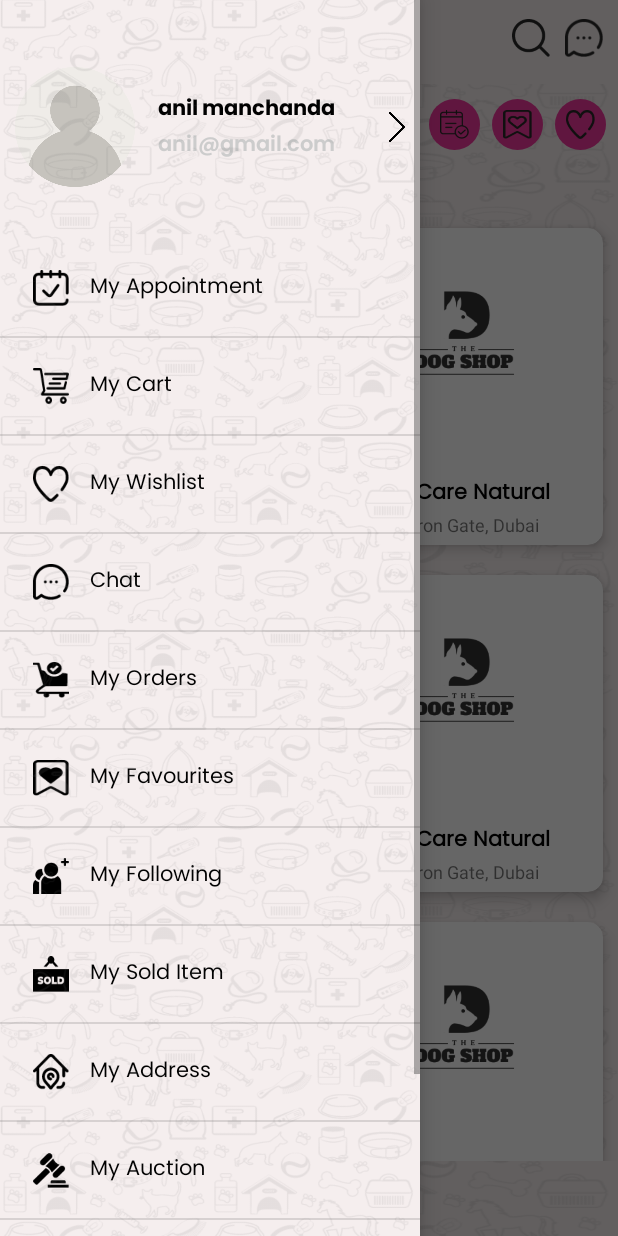
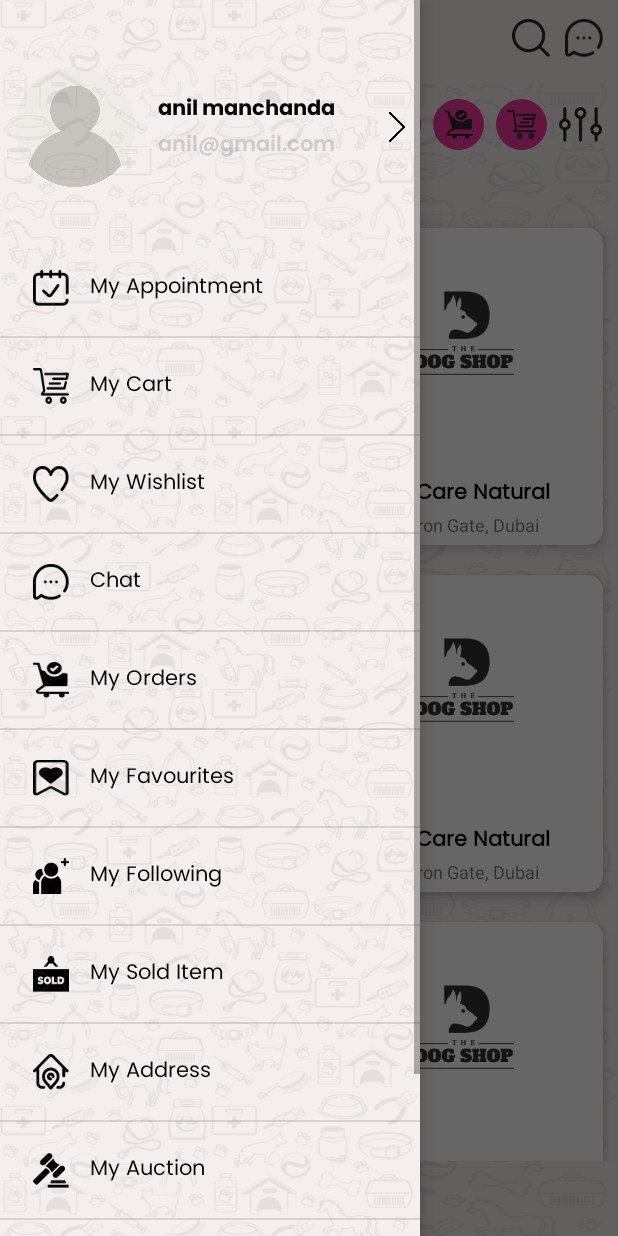
Before and after one commit to aman-adsandurl/petroll_user, an Android app: the ShopActivity screen opened directly, with no data from a screen before it, with the side drawer open, on a phone screen of 412 x 824 dp. Run offline under Robolectric (Android 15) with nearby library versions, the phone set to English and light mode, and no system bars; our stand-ins replace sdp/ssp sizes; libraries missing offline, so code that uses them is left out: com.etebarian.meowbottomnavigation; plain views replace MeowBottomNavigation; 7 statements that could not run were skipped.

Commit message:
changed icons, added filter icon

```diff
--- a/app/src/main/java/com/petroll/ui/dashboard/market/marketpackage/ShopActivity.kt
+++ b/app/src/main/java/com/petroll/ui/dashboard/market/marketpackage/ShopActivity.kt
@@ -1,6 +1,8 @@
 package com.petroll.ui.dashboard.market.marketpackage
 
 import android.os.Bundle
+import android.view.View
+import android.widget.Toast
 import androidx.appcompat.content.res.AppCompatResources
 import androidx.recyclerview.widget.GridLayoutManager
 import com.petroll.R
@@ -32,10 +34,29 @@ class ShopActivity : BaseActivity() {
     }
 
     private fun setUpRecyclerView() {
-        binding.iconLayout.iclCheck.setImageResource(R.drawable.ic_calendar, AppCompatResources.getColorStateList(this,R.color.skip_circle_color))
-        binding.iconLayout.iclFav.setImageResource(R.drawable.ic_fav_top, AppCompatResources.getColorStateList(this,R.color.skip_circle_color))
-        binding.iconLayout.iclWish.setImageResource(R.drawable.ic_wishlist, AppCompatResources.getColorStateList(this,R.color.skip_circle_color))
+        binding.iconLayout.iclCheck.setImageResource(
+            R.drawable.ic_fav,
+            AppCompatResources.getColorStateList(this, R.color.skip_circle_color)
+        )
+        //bookmark
 
+        binding.iconLayout.iclFav.setImageResource(
+            R.drawable.ic_order,
+            AppCompatResources.getColorStateList(this, R.color.skip_circle_color)
+        )
+        //my orders
+
+        binding.iconLayout.iclWish.setImageResource(
+            R.drawable.ic_cart,
+            AppCompatResources.getColorStateList(this, R.color.skip_circle_color)
+        )
+        //my cart
+
+        binding.iconLayout.icFilter.visibility = View.VISIBLE
+        binding.iconLayout.icFilter.setOnClickListener {
+            Toast.makeText(this, "Filter Clicked", Toast.LENGTH_SHORT).show()
+            //TODO: onFilterClick
+        }
 
         binding.rvShop.layoutManager = GridLayoutManager(this, 2)
         val adapter = ShopAdapter(this@ShopActivity)
--- a/app/src/main/res/layout/layout_icon.xml
+++ b/app/src/main/res/layout/layout_icon.xml
@@ -1,6 +1,7 @@
 <?xml version="1.0" encoding="utf-8"?>
 <RelativeLayout xmlns:android="http://schemas.android.com/apk/res/android"
     android:layout_width="match_parent"
+    xmlns:tool="http://schemas.android.com/tools"
     android:gravity="end"
     android:layout_height="wrap_content">
 
@@ -15,13 +16,31 @@
         android:layout_toEndOf="@+id/icl_check"
         android:layout_marginEnd="@dimen/dimen8"
         android:layout_width="wrap_content"
-        android:layout_height="wrap_content"/>
+        android:layout_height="wrap_content" />
 
     <com.petroll.utils.IconCircleLayout
         android:id="@+id/icl_wish"
         android:layout_toEndOf="@+id/icl_fav"
         android:layout_width="wrap_content"
         android:layout_marginEnd="@dimen/dimen8"
-        android:layout_height="wrap_content"/>
+        android:layout_height="wrap_content" />
+
+    <!--    <com.petroll.utils.IconCircleLayout-->
+    <!--        android:id="@+id/ic_filter"-->
+    <!--        android:layout_width="@dimen/_26sdp"-->
+    <!--        android:layout_height="@dimen/_26sdp"-->
+    <!--        android:layout_marginEnd="@dimen/_8sdp"-->
+    <!--        android:layout_toEndOf="@id/icl_wish"-->
+    <!--        android:background="@drawable/ic_filter" />-->
+
+    <ImageView
+        android:id="@+id/ic_filter"
+        android:layout_width="@dimen/_22sdp"
+        android:layout_height="@dimen/_26sdp"
+        android:layout_marginEnd="@dimen/_8sdp"
+        android:layout_toEndOf="@id/icl_wish"
+        android:src="@drawable/ic_filter"
+        android:visibility="gone"
+        tool:visibility="visible" />
 
 </RelativeLayout>
```
Also changed, not shown: app/src/main/res/drawable/ic_filter.png (added).
